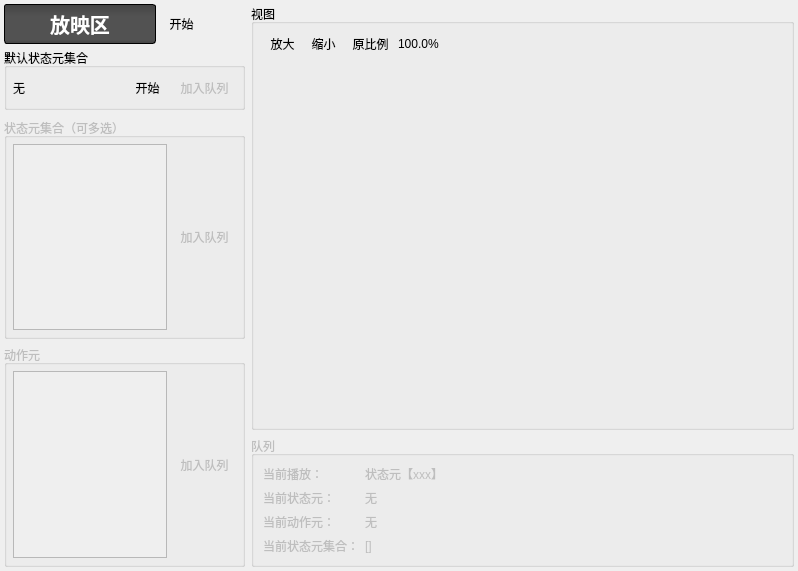
Above: DrillGIFActionSequenceEditor/Source/ActionSeqModule/playingPart/p_PlayingPart.ui from DrillUp/DrillGIFActionSequenceEditor before the change. Below: the same form after it.
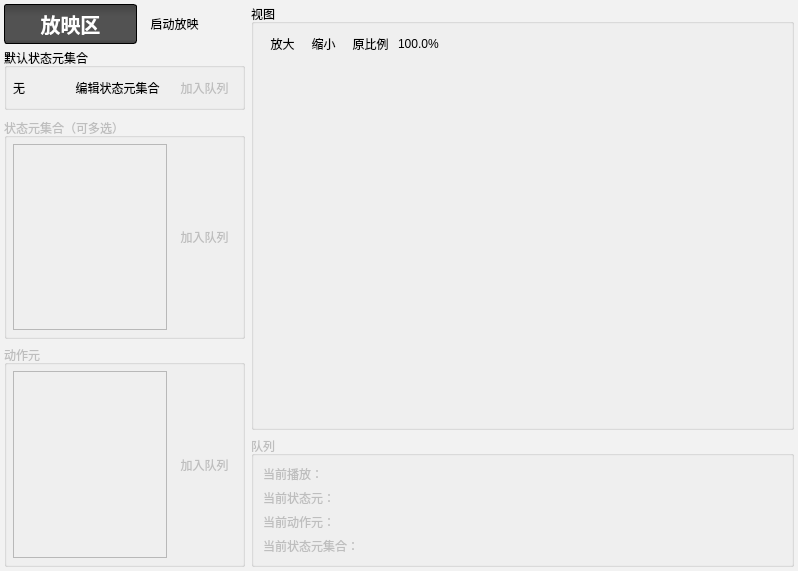
That is the form after the change. Icons and pictures are not drawn.

The edit to the form file:
```diff
--- a/DrillGIFActionSequenceEditor/Source/ActionSeqModule/playingPart/p_PlayingPart.ui
+++ b/DrillGIFActionSequenceEditor/Source/ActionSeqModule/playingPart/p_PlayingPart.ui
@@ -27,7 +27,10 @@
     <number>0</number>
    </property>
    <item>
-    <widget class="QWidget" name="widget_6" native="true">
+    <widget class="QWidget" name="widget_playingPart" native="true">
+     <property name="styleSheet">
+      <string notr="true">#widget_playingPart{ background-color: rgb(242, 242, 242); }</string>
+     </property>
      <layout class="QHBoxLayout" name="horizontalLayout_2" stretch="4,9">
       <property name="leftMargin">
        <number>4</number>
@@ -116,7 +119,7 @@
             <item>
              <widget class="QToolButton" name="toolButton_open">
               <property name="text">
-               <string>开始</string>
+               <string>启动放映</string>
               </property>
               <property name="icon">
                <iconset resource="../../../drillgifactionsequenceeditor.qrc">
@@ -167,7 +170,7 @@
             <item>
              <widget class="QToolButton" name="toolButton_editGroup">
               <property name="text">
-               <string>开始</string>
+               <string>编辑状态元集合</string>
               </property>
               <property name="icon">
                <iconset resource="../../../drillgifactionsequenceeditor.qrc">
@@ -482,28 +485,28 @@
             <item row="3" column="1">
              <widget class="QLabel" name="label_stateSeq">
               <property name="text">
-               <string>[]</string>
+               <string/>
               </property>
              </widget>
             </item>
             <item row="2" column="1">
              <widget class="QLabel" name="label_playingAction">
               <property name="text">
-               <string>无</string>
+               <string/>
               </property>
              </widget>
             </item>
             <item row="1" column="1">
              <widget class="QLabel" name="label_playingState">
               <property name="text">
-               <string>无</string>
+               <string/>
               </property>
              </widget>
             </item>
             <item row="0" column="1">
              <widget class="QLabel" name="label_playingName">
               <property name="text">
-               <string>状态元【xxx】</string>
+               <string/>
               </property>
              </widget>
             </item>
```
Left out of the diff: 24 changed lines with no effect on the pictures.
